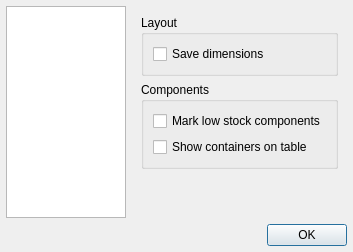
This is gui/optionsdialog.ui in coskunergan/Component-Organizer as Qt 5 draws it before an edit. The edited form follows.
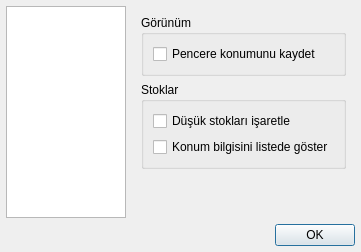
This is the edited form. The open tabs and pages were chosen to show the change. Icons and pictures are not drawn.

What changed in the file:
```diff
--- a/gui/optionsdialog.ui
+++ b/gui/optionsdialog.ui
@@ -59,13 +59,13 @@
            <item>
             <widget class="QGroupBox" name="groupBox">
              <property name="title">
-              <string>Layout</string>
+              <string>Görünüm</string>
              </property>
              <layout class="QVBoxLayout" name="verticalLayout_4">
               <item>
                <widget class="QCheckBox" name="saveLayout_checkBox">
                 <property name="text">
-                 <string>Save dimensions</string>
+                 <string>Pencere konumunu kaydet</string>
                 </property>
                </widget>
               </item>
@@ -75,20 +75,20 @@
            <item>
             <widget class="QGroupBox" name="groupBox_2">
              <property name="title">
-              <string>Components</string>
+              <string>Stoklar</string>
              </property>
              <layout class="QVBoxLayout" name="verticalLayout_5">
               <item>
                <widget class="QCheckBox" name="markLowStock_checkBox">
                 <property name="text">
-                 <string>Mark low stock components</string>
+                 <string>Düşük stokları işaretle</string>
                 </property>
                </widget>
               </item>
               <item>
                <widget class="QCheckBox" name="showContainers_checkBox">
                 <property name="text">
-                 <string>Show containers on table</string>
+                 <string>Konum bilgisini listede göster</string>
                 </property>
                </widget>
               </item>
```
Left out of the diff: 2 changed lines with no effect on the pictures.
